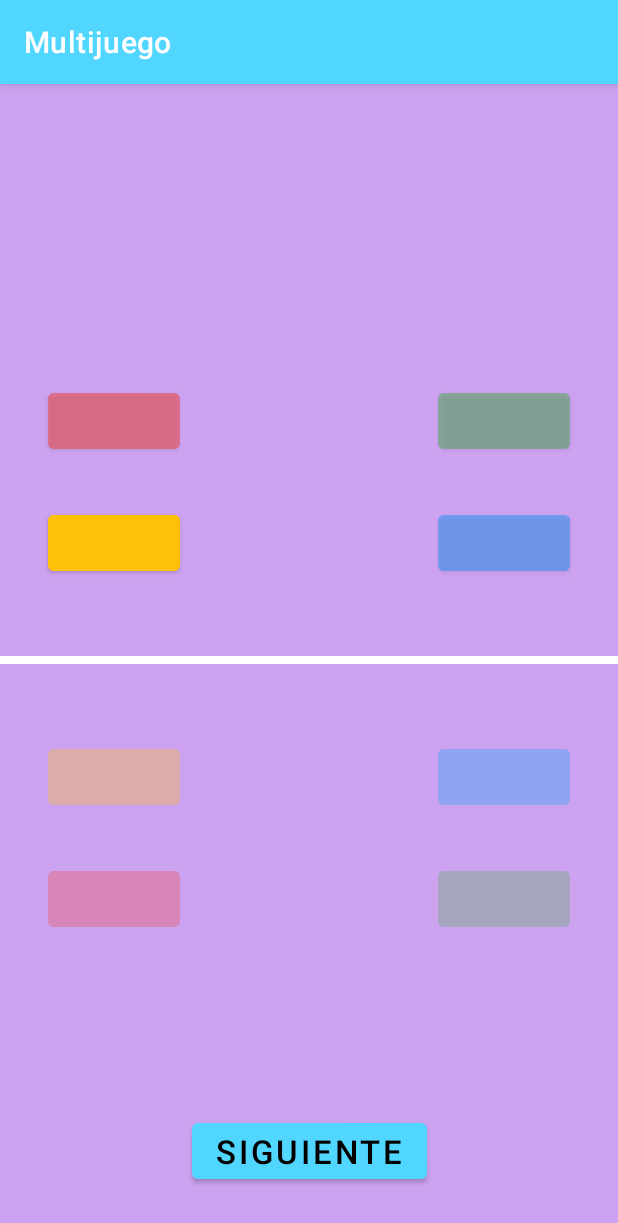
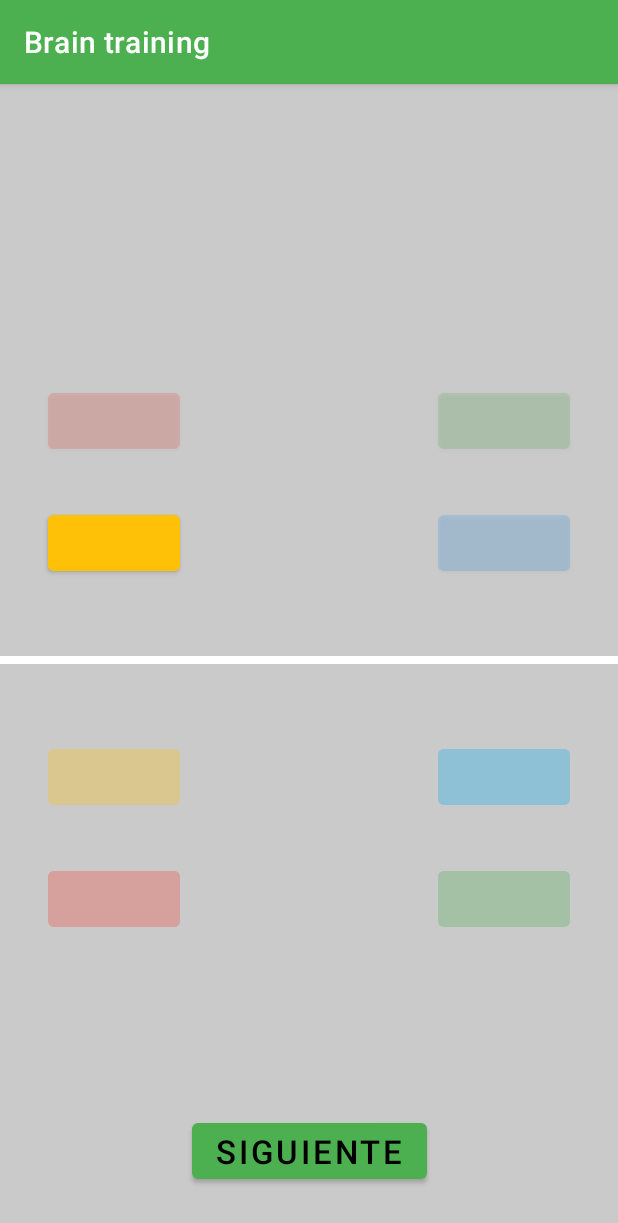
Before and after one commit to Mrcsrobles/prac4Moviles, an Android app: the juego_espejo screen opened directly, with no data from a screen before it, after a tap on "EMPEZAR", on a phone screen of 412 x 824 dp. Shown: the top 1223 px of the screen. Run offline under Robolectric (Android 15) with nearby library versions, the phone set to English and light mode, and no system bars.

Commit message:
Cambios andrei

```diff
--- a/app/src/main/AndroidManifest.xml
+++ b/app/src/main/AndroidManifest.xml
@@ -10,10 +10,10 @@
         android:supportsRtl="true"
         android:theme="@style/Theme.Multijuego">
         <activity
-            android:name=".juego_espejo"
+            android:name=".simon.juego_espejo"
             android:exported="false" />
         <activity
-            android:name=".instrucciones_simon_espejo"
+            android:name=".simon.instrucciones_simon_espejo"
             android:exported="false" />
         <activity
             android:name=".Ajustes"
--- a/app/src/main/java/com/example/multijuego/Ajustes.java
+++ b/app/src/main/java/com/example/multijuego/Ajustes.java
@@ -1,5 +1,6 @@
 package com.example.multijuego;
 
+import android.content.Intent;
 import android.os.Bundle;
 import android.view.View;
 
@@ -21,4 +22,8 @@ public class Ajustes extends AppCompatActivity {
                 PuntuacionDatabase.class, "Puntuacion").allowMainThreadQueries().build();
         db.PuntuacionDao().deletePuntuaciones();
     }
+    public void volver(View view) {
+        Intent intent = new Intent(getBaseContext(), MainActivity.class);
+        startActivity(intent);
+    }
 }
--- a/app/src/main/java/com/example/multijuego/Juegos.java
+++ b/app/src/main/java/com/example/multijuego/Juegos.java
@@ -8,6 +8,7 @@ import androidx.appcompat.app.AppCompatActivity;
 
 import com.example.multijuego.Calculo.Instrucciones_calculo;
 import com.example.multijuego.colores.Instrucciones_palabras_color;
+import com.example.multijuego.simon.instrucciones_simon_espejo;
 
 import java.util.Objects;
 
--- a/app/src/main/java/com/example/multijuego/MainActivity.java
+++ b/app/src/main/java/com/example/multijuego/MainActivity.java
@@ -35,5 +35,9 @@ public class MainActivity extends AppCompatActivity {
         startActivity(intent);
     }
 
-//Call this method on button click
+    public void salir(View view){
+
+        finish();
+        System.exit(0);
+    }
 }
--- a/app/src/main/java/com/example/multijuego/instrucciones_simon_espejo.java
+++ b/app/src/main/java/com/example/multijuego/simon/instrucciones_simon_espejo.java
@@ -1,10 +1,13 @@
-package com.example.multijuego;
+package com.example.multijuego.simon;
 
 import android.content.Intent;
 import android.os.Bundle;
 import android.view.View;
 
 import androidx.appcompat.app.AppCompatActivity;
+
+import com.example.multijuego.MainActivity;
+import com.example.multijuego.R;
 
 import java.util.Objects;
 
--- a/app/src/main/java/com/example/multijuego/juego_espejo.java
+++ b/app/src/main/java/com/example/multijuego/simon/juego_espejo.java
@@ -1,4 +1,4 @@
-package com.example.multijuego;
+package com.example.multijuego.simon;
 
 import android.content.Intent;
 import android.os.Bundle;
@@ -7,6 +7,7 @@ import android.widget.Button;
 
 import androidx.appcompat.app.AppCompatActivity;
 
+import com.example.multijuego.R;
 import com.example.multijuego.resultados.results;
 
 import java.util.ArrayList;
@@ -27,10 +28,10 @@ public class juego_espejo extends AppCompatActivity {
         findViewById(R.id.button17).setEnabled(false);
         disableButtons();
 
-        findViewById(R.id.button0a).setAlpha(0.5F);
-        findViewById(R.id.button1a).setAlpha(0.5F);
-        findViewById(R.id.button2a).setAlpha(0.5F);
-        findViewById(R.id.button3a).setAlpha(0.5F);
+        findViewById(R.id.button0a).setAlpha(0.2F);
+        findViewById(R.id.button1a).setAlpha(0.2F);
+        findViewById(R.id.button2a).setAlpha(0.2F);
+        findViewById(R.id.button3a).setAlpha(0.2F);
         int lastButton;
         if (sol.size()==0) {
             lastButton= this.getRandomNumber(0, 3);
@@ -68,10 +69,10 @@ public class juego_espejo extends AppCompatActivity {
 
             this.sol.remove(this.sol.size()-1);
 
-            findViewById(R.id.button0a).setAlpha(0.5F);
-            findViewById(R.id.button1a).setAlpha(0.5F);
-            findViewById(R.id.button2a).setAlpha(0.5F);
-            findViewById(R.id.button3a).setAlpha(0.5F);
+            findViewById(R.id.button0a).setAlpha(0.2F);
+            findViewById(R.id.button1a).setAlpha(0.2F);
+            findViewById(R.id.button2a).setAlpha(0.2F);
+            findViewById(R.id.button3a).setAlpha(0.2F);
         }
     }
 
@@ -133,10 +134,10 @@ public class juego_espejo extends AppCompatActivity {
         findViewById(R.id.button3b).setEnabled(true);
 
 
-        findViewById(R.id.button0b).setAlpha(0.7F);
-        findViewById(R.id.button1b).setAlpha(0.7F);
-        findViewById(R.id.button2b).setAlpha(0.7F);
-        findViewById(R.id.button3b).setAlpha(0.7F);
+        findViewById(R.id.button0b).setAlpha(1F);
+        findViewById(R.id.button1b).setAlpha(1F);
+        findViewById(R.id.button2b).setAlpha(1F);
+        findViewById(R.id.button3b).setAlpha(1F);
     }
 
     private void disableButtons() {
--- a/app/src/main/res/layout/activity_instrucciones_simon_espejo.xml
+++ b/app/src/main/res/layout/activity_instrucciones_simon_espejo.xml
@@ -4,7 +4,7 @@
     xmlns:tools="http://schemas.android.com/tools"
     android:layout_width="match_parent"
     android:layout_height="match_parent"
-    tools:context=".instrucciones_simon_espejo">
+    tools:context=".simon.instrucciones_simon_espejo">
 
     <Button
         android:id="@+id/button6"
--- a/app/src/main/res/layout/activity_juego_espejo.xml
+++ b/app/src/main/res/layout/activity_juego_espejo.xml
@@ -4,7 +4,7 @@
     xmlns:tools="http://schemas.android.com/tools"
     android:layout_width="match_parent"
     android:layout_height="match_parent"
-    tools:context=".juego_espejo">
+    tools:context=".simon.juego_espejo">
 
     <Button
         android:id="@+id/button17"
--- a/app/src/main/res/layout/activity_main.xml
+++ b/app/src/main/res/layout/activity_main.xml
@@ -37,6 +37,7 @@
         android:layout_width="wrap_content"
         android:layout_height="wrap_content"
         android:layout_marginTop="16dp"
+        android:onClick="salir"
         android:text="Salir"
         app:layout_constraintEnd_toEndOf="parent"
         app:layout_constraintStart_toStartOf="parent"
--- a/app/src/main/res/values-night/themes.xml
+++ b/app/src/main/res/values-night/themes.xml
@@ -2,15 +2,19 @@
     <!-- Base application theme. -->
     <style name="Theme.Multijuego" parent="Theme.MaterialComponents.DayNight.DarkActionBar">
         <!-- Primary brand color. -->
-        <item name="colorPrimary">@color/purple_200</item>
-        <item name="colorPrimaryVariant">@color/purple_700</item>
+        <item name="colorPrimary">#4CAF50</item>
+        <item name="colorPrimaryVariant">#4CAF50</item>
         <item name="colorOnPrimary">@color/black</item>
         <!-- Secondary brand color. -->
-        <item name="colorSecondary">@color/teal_200</item>
-        <item name="colorSecondaryVariant">@color/teal_200</item>
+        <item name="colorSecondary">#8D9EC6</item>
+        <item name="colorSecondaryVariant">@color/purple_500</item>
         <item name="colorOnSecondary">@color/black</item>
         <!-- Status bar color. -->
         <item name="android:statusBarColor" tools:targetApi="l">?attr/colorPrimaryVariant</item>
         <!-- Customize your theme here. -->
+        <item name="android:colorBackground">#CACACA</item>
+        <item name ="android:textColor">#0C2200</item>
+        <item name ="android:textSize">22sp</item>
     </style>
+
 </resources>
--- a/app/src/main/res/values/strings.xml
+++ b/app/src/main/res/values/strings.xml
@@ -1,5 +1,5 @@
 <resources>
-    <string name="app_name">Multijuego</string>
+    <string name="app_name">Brain training</string>
     <string name="borrar_datos">Borrar datos</string>
     <string name="resultado">Resultado</string>
     <string name="probar">Probar</string>
--- a/app/src/main/res/values/themes.xml
+++ b/app/src/main/res/values/themes.xml
@@ -2,8 +2,8 @@
     <!-- Base application theme. -->
     <style name="Theme.Multijuego" parent="Theme.MaterialComponents.DayNight.DarkActionBar">
         <!-- Primary brand color. -->
-        <item name="colorPrimary">#51D6FF</item>
-        <item name="colorPrimaryVariant">@color/teal_200</item>
+        <item name="colorPrimary">#4CAF50</item>
+        <item name="colorPrimaryVariant">#4CAF50</item>
         <item name="colorOnPrimary">@color/black</item>
         <!-- Secondary brand color. -->
         <item name="colorSecondary">#8D9EC6</item>
@@ -12,7 +12,7 @@
         <!-- Status bar color. -->
         <item name="android:statusBarColor" tools:targetApi="l">?attr/colorPrimaryVariant</item>
         <!-- Customize your theme here. -->
-        <item name="android:colorBackground">#CDA3F1</item>
+        <item name="android:colorBackground">#CACACA</item>
         <item name ="android:textColor">#0C2200</item>
         <item name ="android:textSize">22sp</item>
     </style>
```
Also changed, not shown: app/src/main/java/com/example/multijuego/resultados/results.java (+17 -0 lines), app/src/main/res/layout/activity_ajustes.xml (+11 -0 lines), app/src/main/res/layout/activity_results.xml (+11 -0 lines).
